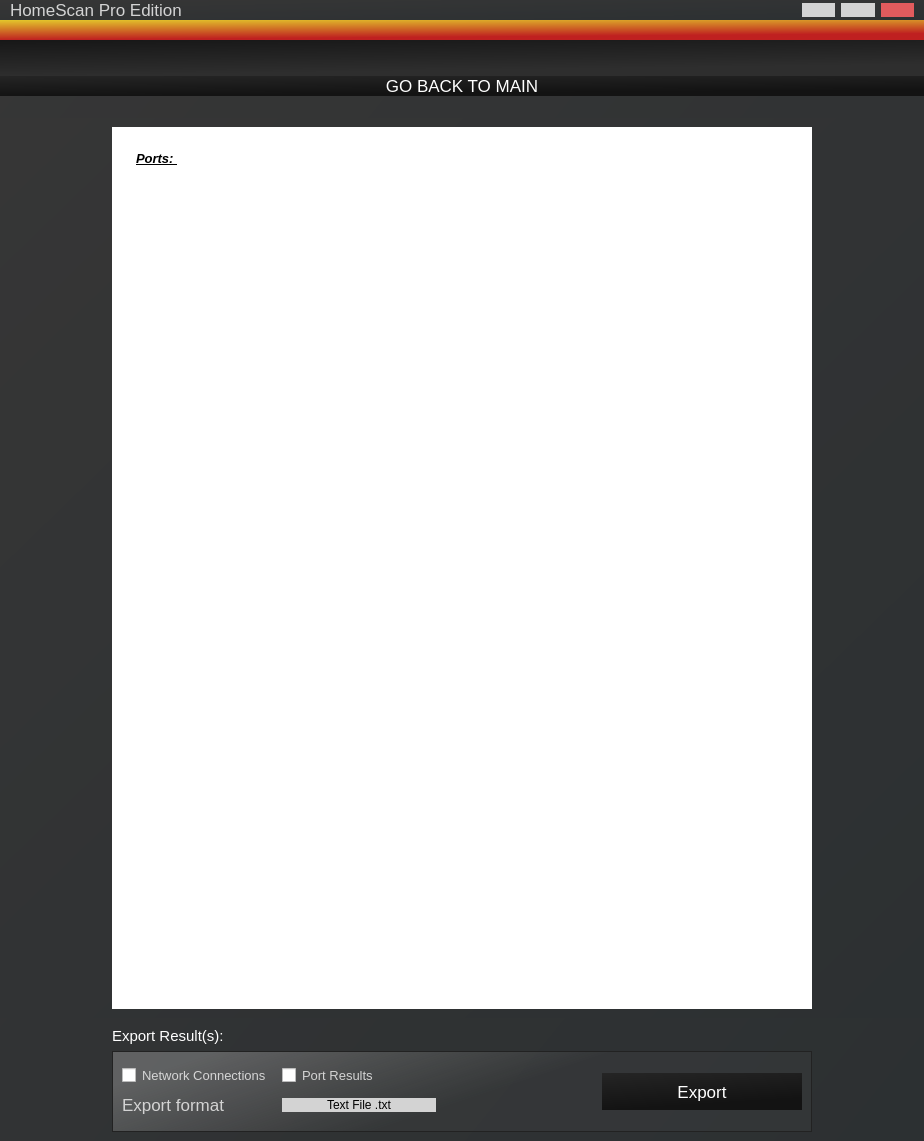
Before: the Qt Designer form router/ports.ui in hunterjreid/HomeScan, drawn with Qt 5.
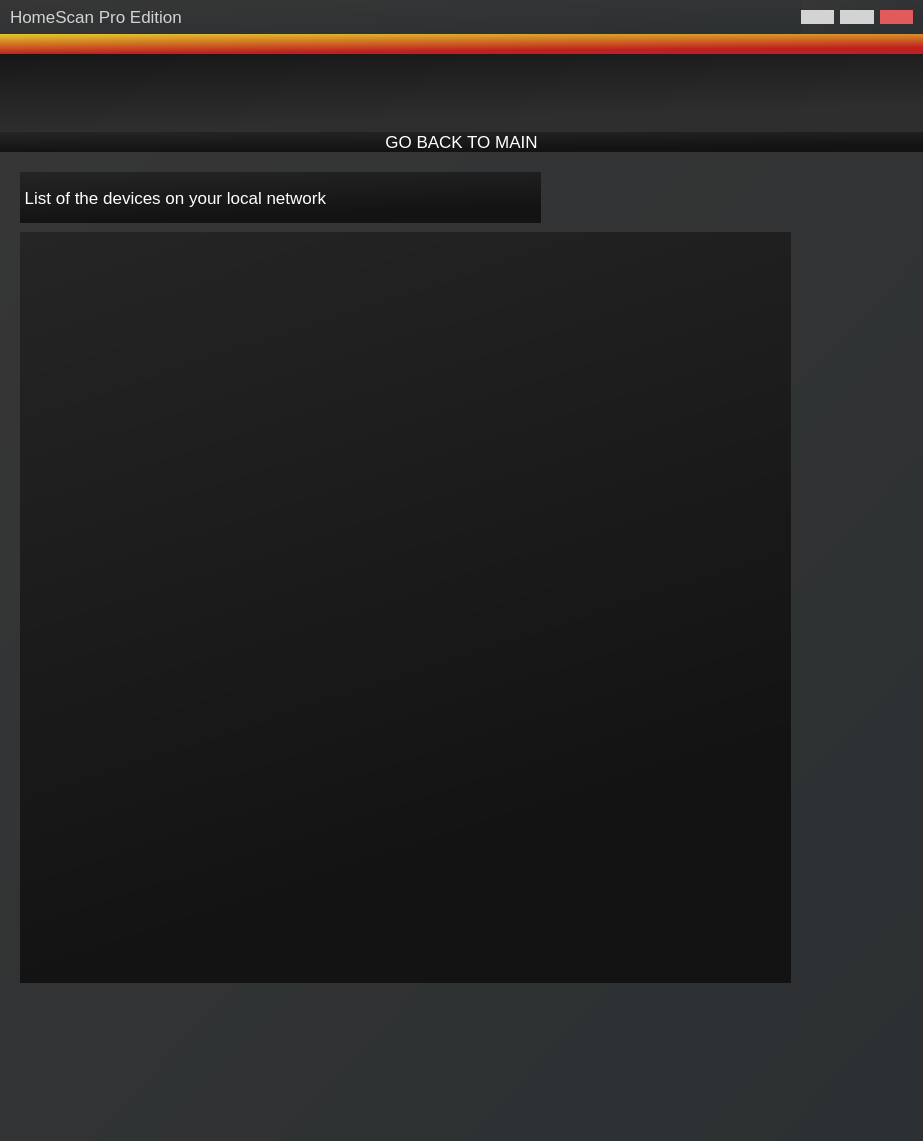
After: the same form once the commit is applied. Icons and pictures are not drawn.

What changed in the file:
```diff
--- a/router/ports.ui
+++ b/router/ports.ui
@@ -6,7 +6,7 @@
    <rect>
     <x>0</x>
     <y>0</y>
-    <width>924</width>
+    <width>923</width>
     <height>1141</height>
    </rect>
   </property>
@@ -317,282 +317,54 @@
         </widget>
        </item>
        <item>
-        <widget class="QLabel" name="label_7">
-         <property name="styleSheet">
-          <string notr="true">color: white;
-border: 20px;
-top:0;
-border: none;
-background: none;
-font-size: 19px;</string>
+        <widget class="QFrame" name="frame_4">
+         <property name="minimumSize">
+          <size>
+           <width>0</width>
+           <height>900</height>
+          </size>
          </property>
-         <property name="text">
-          <string/>
-         </property>
-         <property name="pixmap">
-          <pixmap>assets/qt.png</pixmap>
-         </property>
-        </widget>
-       </item>
-       <item>
-        <widget class="QFrame" name="frame">
          <property name="frameShape">
           <enum>QFrame::StyledPanel</enum>
          </property>
          <property name="frameShadow">
           <enum>QFrame::Raised</enum>
          </property>
-         <layout class="QHBoxLayout" name="horizontalLayout_10">
-          <item>
-           <widget class="QTextEdit" name="textEdit">
-            <property name="minimumSize">
-             <size>
-              <width>400</width>
-              <height>0</height>
-             </size>
-            </property>
-            <property name="maximumSize">
-             <size>
-              <width>700</width>
-              <height>16777215</height>
-             </size>
-            </property>
-            <property name="styleSheet">
-             <string notr="true">background: white;
-color: black;
-padding: 20px;</string>
-            </property>
-            <property name="html">
-             <string>&lt;!DOCTYPE HTML PUBLIC &quot;-//W3C//DTD HTML 4.0//EN&quot; &quot;http://www.w3.org/TR/REC-html40/strict.dtd&quot;&gt;
-&lt;html&gt;&lt;head&gt;&lt;meta name=&quot;qrichtext&quot; content=&quot;1&quot; /&gt;&lt;style type=&quot;text/css&quot;&gt;
-p, li { white-space: pre-wrap; }
-&lt;/style&gt;&lt;/head&gt;&lt;body style=&quot; font-family:'MS Shell Dlg 2'; font-size:8.25pt; font-weight:400; font-style:normal;&quot;&gt;
-&lt;p style=&quot; margin-top:0px; margin-bottom:0px; margin-left:0px; margin-right:0px; -qt-block-indent:0; text-indent:0px;&quot;&gt;&lt;span style=&quot; font-size:10pt; font-weight:600; font-style:italic; text-decoration: underline;&quot;&gt;Ports: &lt;/span&gt;&lt;/p&gt;
-&lt;p style=&quot;-qt-paragraph-type:empty; margin-top:0px; margin-bottom:0px; margin-left:0px; margin-right:0px; -qt-block-indent:0; text-indent:0px; font-size:10pt; font-weight:600; font-style:italic; text-decoration: underline;&quot;&gt;&lt;br /&gt;&lt;/p&gt;
-&lt;p style=&quot;-qt-paragraph-type:empty; margin-top:0px; margin-bottom:0px; margin-left:0px; margin-right:0px; -qt-block-indent:0; text-indent:0px; font-size:10pt; font-weight:600; font-style:italic; text-decoration: underline;&quot;&gt;&lt;br /&gt;&lt;/p&gt;&lt;/body&gt;&lt;/html&gt;</string>
-            </property>
-           </widget>
-          </item>
-         </layout>
-        </widget>
-       </item>
-       <item alignment="Qt::AlignBottom">
-        <widget class="QFrame" name="footer">
-         <property name="styleSheet">
-          <string notr="true">background:none;
+         <widget class="QListWidget" name="listWidget">
+          <property name="geometry">
+           <rect>
+            <x>20</x>
+            <y>80</y>
+            <width>771</width>
+            <height>751</height>
+           </rect>
+          </property>
+          <property name="styleSheet">
+           <string notr="true">background-color:qlineargradient(spread:pad, x1:0, y1:0, x2:0.306, y2:0.909091, stop:0 rgba(37, 37, 37, 255), stop:1 rgba(19, 19, 19, 255));
+color:rgb(255, 255, 255);
+font-size:13px;
 border:none;</string>
-         </property>
-         <property name="frameShape">
-          <enum>QFrame::StyledPanel</enum>
-         </property>
-         <property name="frameShadow">
-          <enum>QFrame::Raised</enum>
-         </property>
-         <layout class="QVBoxLayout" name="verticalLayout_6">
-          <item alignment="Qt::AlignHCenter|Qt::AlignBottom">
-           <widget class="QFrame" name="frame_9">
-            <property name="minimumSize">
-             <size>
-              <width>700</width>
-              <height>0</height>
-             </size>
-            </property>
-            <property name="maximumSize">
-             <size>
-              <width>728</width>
-              <height>16777215</height>
-             </size>
-            </property>
-            <property name="styleSheet">
-             <string notr="true">background: none;
-border:none;</string>
-            </property>
-            <property name="frameShape">
-             <enum>QFrame::StyledPanel</enum>
-            </property>
-            <property name="frameShadow">
-             <enum>QFrame::Raised</enum>
-            </property>
-            <layout class="QVBoxLayout" name="verticalLayout_7">
-             <property name="leftMargin">
-              <number>0</number>
-             </property>
-             <property name="topMargin">
-              <number>0</number>
-             </property>
-             <property name="rightMargin">
-              <number>0</number>
-             </property>
-             <property name="bottomMargin">
-              <number>0</number>
-             </property>
-             <item>
-              <widget class="QLabel" name="label_5">
-               <property name="styleSheet">
-                <string notr="true">color:white;
-font-size:15px;
-background:none;
-border:none;</string>
-               </property>
-               <property name="text">
-                <string>Export Result(s):</string>
-               </property>
-              </widget>
-             </item>
-             <item>
-              <widget class="QFrame" name="frame_3">
-               <property name="minimumSize">
-                <size>
-                 <width>400</width>
-                 <height>81</height>
-                </size>
-               </property>
-               <property name="maximumSize">
-                <size>
-                 <width>16777215</width>
-                 <height>111</height>
-                </size>
-               </property>
-               <property name="styleSheet">
-                <string notr="true">background-color:qlineargradient(spread:pad, x1:0.0454545, y1:0.313, x2:0.550318, y2:0.489, stop:0 rgba(144, 144, 144, 125), stop:1 rgba(73, 73, 73, 55));
-border-color: white;
-border: 2px;
-border: 1px solid rgb(34, 34, 34);</string>
-               </property>
-               <property name="frameShape">
-                <enum>QFrame::StyledPanel</enum>
-               </property>
-               <property name="frameShadow">
-                <enum>QFrame::Raised</enum>
-               </property>
-               <layout class="QHBoxLayout" name="horizontalLayout_12">
-                <item>
-                 <layout class="QHBoxLayout" name="horizontalLayout_11">
-                  <item>
-                   <layout class="QVBoxLayout" name="verticalLayout_8">
-                    <property name="rightMargin">
-                     <number>120</number>
-                    </property>
-                    <item>
-                     <layout class="QHBoxLayout" name="horizontalLayout_2">
-                      <item>
-                       <widget class="QCheckBox" name="checkBox_2">
-                        <property name="styleSheet">
-                         <string notr="true">border:none;background: none;
-color:rgb(213, 213, 213);
-font-size:13px;</string>
-                        </property>
-                        <property name="text">
-                         <string>Network Connections</string>
-                        </property>
-                       </widget>
-                      </item>
-                      <item>
-                       <widget class="QCheckBox" name="checkBox">
-                        <property name="styleSheet">
-                         <string notr="true">border:none;background: none;
-color:lightgray;
-
-font-size:13px;</string>
-                        </property>
-                        <property name="text">
-                         <string>Port Results</string>
-                        </property>
-                       </widget>
-                      </item>
-                     </layout>
-                    </item>
-                    <item>
-                     <layout class="QHBoxLayout" name="horizontalLayout_6">
-                      <item>
-                       <widget class="QLabel" name="label_3">
-                        <property name="styleSheet">
-                         <string notr="true">border:none;background: none;
-color:lightgray;
-font-size:17px;</string>
-                        </property>
-                        <property name="text">
-                         <string>Export format</string>
-                        </property>
-                       </widget>
-                      </item>
-                      <item>
-                       <widget class="QPushButton" name="pushButton_6">
-                        <property name="styleSheet">
-                         <string notr="true">background-color: lightgray;
-border: 20px;
-top:0;
-</string>
-                        </property>
-                        <property name="text">
-                         <string>Text File .txt</string>
-                        </property>
-                       </widget>
-                      </item>
-                     </layout>
-                    </item>
-                   </layout>
-                  </item>
-                  <item>
-                   <spacer name="horizontalSpacer">
-                    <property name="orientation">
-                     <enum>Qt::Horizontal</enum>
-                    </property>
-                    <property name="sizeType">
-                     <enum>QSizePolicy::Maximum</enum>
-                    </property>
-                    <property name="sizeHint" stdset="0">
-                     <size>
-                      <width>40</width>
-                      <height>20</height>
-                     </size>
-                    </property>
-                   </spacer>
-                  </item>
-                  <item>
-                   <widget class="QPushButton" name="pushButton_4">
-                    <property name="minimumSize">
-                     <size>
-                      <width>0</width>
-                      <height>37</height>
-                     </size>
-                    </property>
-                    <property name="maximumSize">
-                     <size>
-                      <width>200</width>
-                      <height>16777215</height>
-                     </size>
-                    </property>
-                    <property name="styleSheet">
-                     <string notr="true">background-color:qlineargradient(spread:pad, x1:0, y1:0, x2:0.306, y2:0.909091, stop:0 rgba(37, 37, 37, 255), stop:1 rgba(19, 19, 19, 255));
+          </property>
+         </widget>
+         <widget class="QLabel" name="label_4">
+          <property name="geometry">
+           <rect>
+            <x>20</x>
+            <y>20</y>
+            <width>521</width>
+            <height>51</height>
+           </rect>
+          </property>
+          <property name="styleSheet">
+           <string notr="true">background-color:qlineargradient(spread:pad, x1:0, y1:0, x2:0.306, y2:0.909091, stop:0 rgba(37, 37, 37, 255), stop:1 rgba(19, 19, 19, 255));
 color:rgb(255, 255, 255);
 font-size:17px;
 border:none;</string>
-                    </property>
-                    <property name="text">
-                     <string>Export</string>
-                    </property>
-                    <property name="icon">
-                     <iconset>
-                      <normaloff>assets/export.png</normaloff>assets/export.png</iconset>
-                    </property>
-                    <property name="iconSize">
-                     <size>
-                      <width>37</width>
-                      <height>37</height>
-                     </size>
-                    </property>
-                   </widget>
-                  </item>
-                 </layout>
-                </item>
-               </layout>
-              </widget>
-             </item>
-            </layout>
-           </widget>
-          </item>
-         </layout>
+          </property>
+          <property name="text">
+           <string> List of the devices on your local network</string>
+          </property>
+         </widget>
         </widget>
        </item>
       </layout>
```
